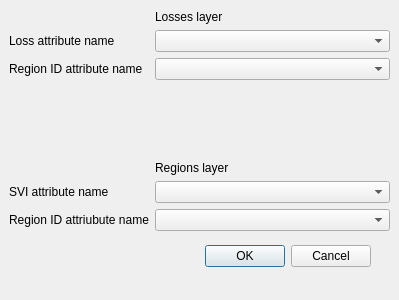
Qt form svir/ui_attribute_selection.ui (gem/oq-irmt-qgis) before a commit.
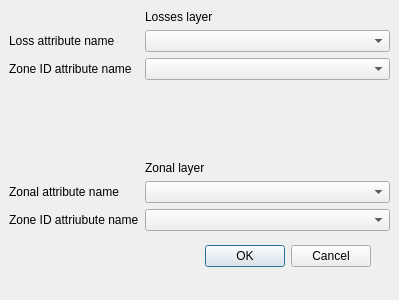
The same form after that commit.

Commit message: Refactoring region to zone

The edit to the form file:
```diff
--- a/svir/ui_attribute_selection.ui
+++ b/svir/ui_attribute_selection.ui
@@ -58,7 +58,7 @@
     <item row="3" column="0">
      <widget class="QLabel" name="reg_id_attr_name_loss_lbl">
       <property name="text">
-       <string>Region ID attribute name</string>
+       <string>Zone ID attribute name</string>
       </property>
      </widget>
     </item>
@@ -68,7 +68,7 @@
     <item row="7" column="0">
      <widget class="QLabel" name="reg_id_attr_name_region_lbl">
       <property name="text">
-       <string>Region ID attriubute name</string>
+       <string>Zone ID attriubute name</string>
       </property>
      </widget>
     </item>
@@ -78,7 +78,7 @@
     <item row="5" column="1">
      <widget class="QLabel" name="regions_layer_lbl">
       <property name="text">
-       <string>Regions layer</string>
+       <string>Zonal layer</string>
       </property>
      </widget>
     </item>
@@ -108,7 +108,7 @@
     <item row="6" column="0">
      <widget class="QLabel" name="svi_attr_name_lbl">
       <property name="text">
-       <string>SVI attribute name</string>
+       <string>Zonal attribute name</string>
       </property>
      </widget>
     </item>
```
Left out of the diff: 14 changed lines with no effect on the pictures. The commit also changes 7 other files.
